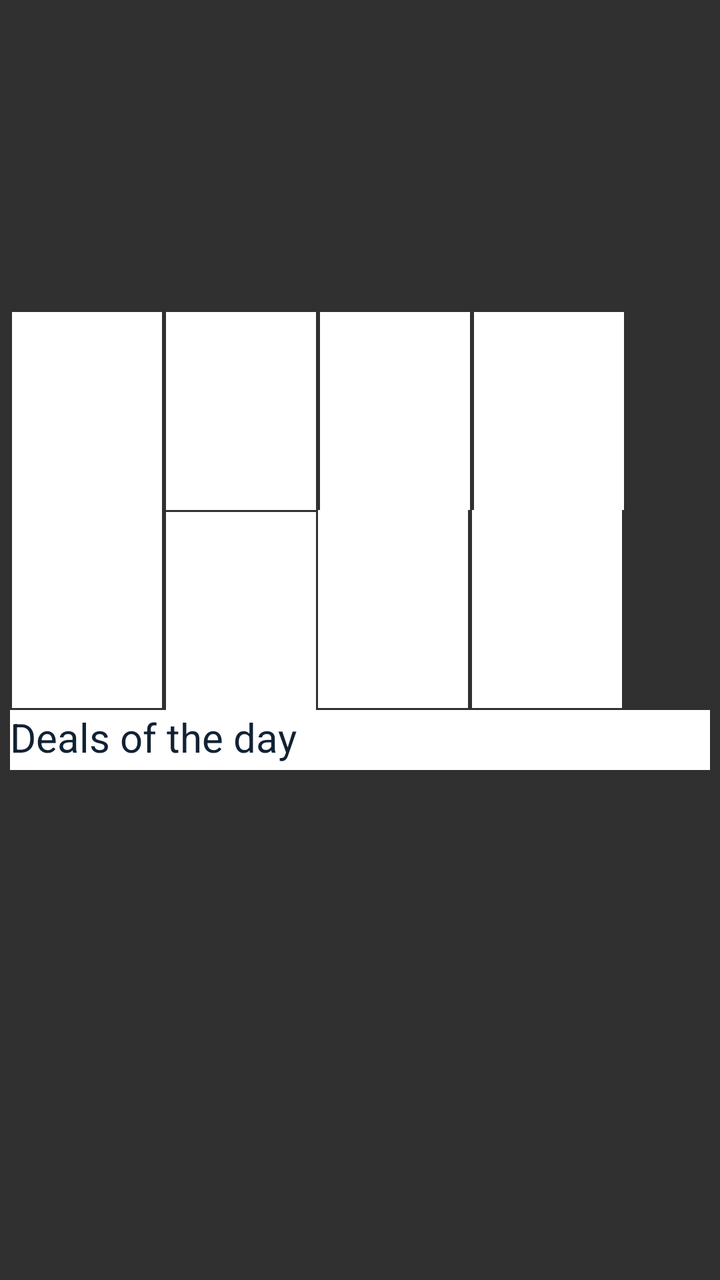
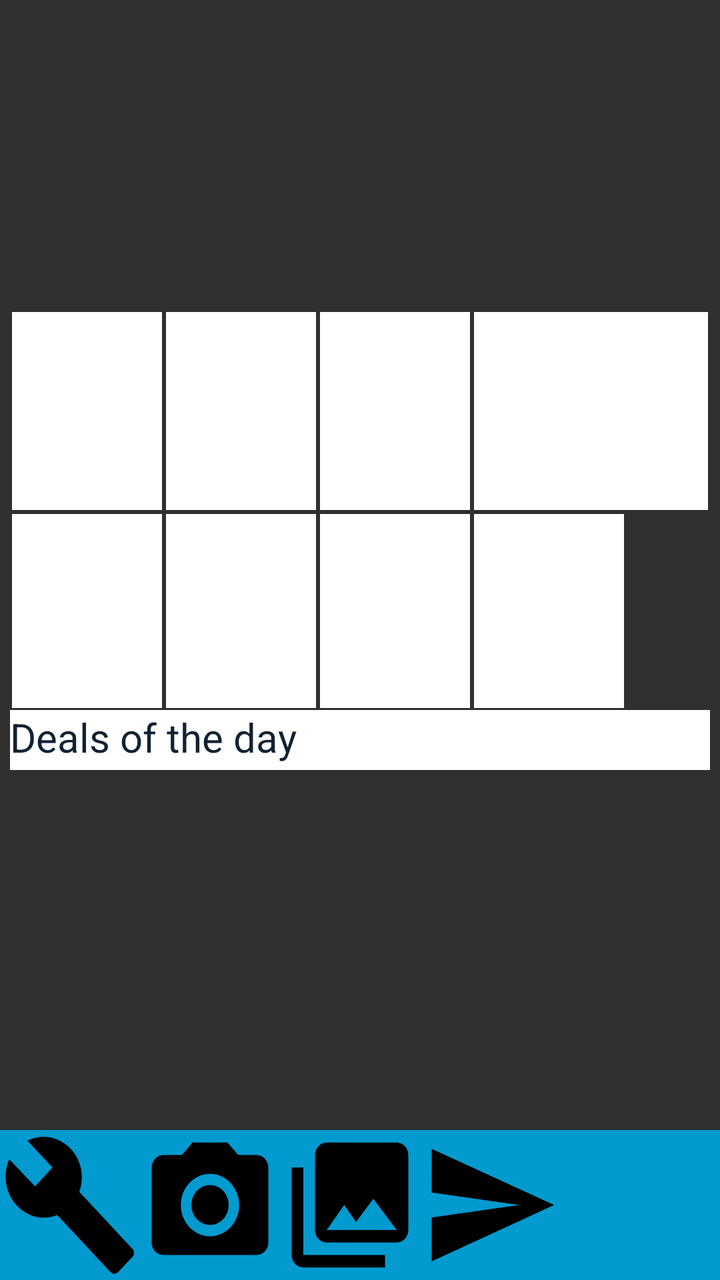

An Android layout rendered at two revisions. The XML below is the earlier revision; the diff shows what the commit changed to produce the second picture.
<!-- AndroidManifest.xml: application theme ThemeOverlay.AppCompat.Dark -->
<!-- res/layout/app_bar_home_screen.xml -->
<?xml version="1.0" encoding="utf-8"?>
<RelativeLayout xmlns:android="http://schemas.android.com/apk/res/android"
    xmlns:app="http://schemas.android.com/apk/res-auto"
    xmlns:tools="http://schemas.android.com/tools"
    android:layout_width="match_parent"
    android:layout_height="match_parent"
    tools:context="com.example.siddhant.pricyfy.homeScreen">

    <RelativeLayout
        android:layout_width="match_parent"
        android:layout_height="wrap_content"
        android:layout_margin="5dp"
        android:layout_marginLeft="8dp"
        android:layout_marginRight="8dp"
        android:background="@color/colorPrimaryDark"
        android:theme="@style/AppTheme.AppBarOverlay"
        app:layout_constraintLeft_toLeftOf="parent"
        app:layout_constraintRight_toRightOf="parent"
        tools:layout_editor_absoluteY="0dp"
        android:id="@+id/relativeLayout">

        <android.support.v7.widget.Toolbar
            android:id="@+id/toolbar"
            android:layout_width="match_parent"
            android:layout_height="?attr/actionBarSize"
            android:background="#123456"
            app:popupTheme="@style/AppTheme.PopupOverlay"
            android:layout_alignParentLeft="true">

            <android.support.v7.widget.SearchView
                android:layout_width="match_parent"
                android:layout_height="match_parent">
            </android.support.v7.widget.SearchView>

        </android.support.v7.widget.Toolbar>

    </RelativeLayout>

    <include
        layout="@layout/content_home_screen"
        android:layout_width="match_parent"
        android:layout_height="wrap_content"
        tools:layout_editor_absoluteX="0dp"
        tools:layout_editor_absoluteY="0dp"
        android:layout_below="@+id/relativeLayout"
        android:layout_alignRight="@+id/relativeLayout"
        android:layout_alignEnd="@+id/relativeLayout"
        android:layout_alignLeft="@+id/relativeLayout"
        android:layout_alignStart="@+id/relativeLayout" />

</RelativeLayout>
<!-- res/layout/content_home_screen.xml (included above) -->
<?xml version="1.0" encoding="utf-8"?>
<ScrollView xmlns:android="http://schemas.android.com/apk/res/android"
    xmlns:app="http://schemas.android.com/apk/res-auto"
    xmlns:tools="http://schemas.android.com/tools"
    tools:context=".homeScreen"
    android:layout_width="match_parent"
    android:layout_height="match_parent"
    android:fillViewport="true">

    <RelativeLayout
        android:layout_width="match_parent"
        android:layout_height="match_parent"
        app:layout_behavior="@string/appbar_scrolling_view_behavior"
        tools:context="com.example.siddhant.pricyfy.homeScreen">


        <android.support.v4.view.ViewPager
            android:id="@+id/view_pager"
            android:layout_width="match_parent"
            android:layout_height="125dp"
            android:layout_alignParentEnd="true"
            android:layout_alignParentRight="true"
            android:layout_alignParentTop="true"
            android:layout_marginBottom="0dp"
            android:clickable="true"
            android:paddingBottom="0dp"
            app:layout_constraintHorizontal_bias="0.0"
            app:layout_constraintLeft_toLeftOf="parent"
            app:layout_constraintRight_toRightOf="parent"
            app:layout_constraintTop_toTopOf="parent">

        </android.support.v4.view.ViewPager>

        <LinearLayout
            android:id="@+id/layoutDots"
            android:layout_width="match_parent"
            android:layout_height="20dp"
            android:layout_alignParentLeft="true"
            android:layout_alignParentStart="true"
            android:layout_below="@+id/view_pager"
            android:layout_marginTop="0dp"
            android:gravity="center"
            android:orientation="horizontal"
            android:paddingBottom="0dp"
            android:paddingTop="0dp"
            app:layout_constraintBottom_toTopOf="parent"
            app:layout_constraintLeft_toRightOf="parent"
            app:layout_constraintRight_toRightOf="parent"
            app:layout_constraintTop_toTopOf="parent"
            app:layout_constraintVertical_bias="0.5" />



        <RelativeLayout
            android:layout_width="match_parent"
            android:layout_height="200dp"
            android:layout_alignParentLeft="true"
            android:layout_alignParentStart="true"
            android:layout_below="@+id/layoutDots"
            android:layout_marginTop="0dp"
            android:id="@+id/relativeLayout2">

            <ImageButton
                android:id="@+id/imageButton5"
                android:layout_width="75dp"
                android:layout_height="99dp"
                android:layout_alignParentBottom="true"
                android:layout_alignParentLeft="true"
                android:layout_alignParentStart="true"
                android:layout_margin="1dp"
                android:layout_marginTop="1dp"
                android:paddingTop="10dp"
                android:background="#ffffff"
                app:srcCompat="@drawable/icon" />

            <ImageButton
                android:id="@+id/imageButton8"
                android:layout_width="75dp"
                android:layout_height="99dp"
                android:layout_alignParentBottom="true"
                android:layout_margin="1dp"
                android:layout_toEndOf="@+id/imageButton6"
                android:layout_toRightOf="@+id/imageButton6"
                android:background="#ffffff"
                app:srcCompat="@drawable/icon" />

            <ImageButton
                android:id="@+id/imageButton7"
                android:layout_width="75dp"
                android:layout_height="99dp"
                android:background="#ffffff"
                app:srcCompat="@drawable/icon"
                android:layout_below="@+id/imageButton2"
                android:layout_alignLeft="@+id/imageButton2"
                android:layout_alignStart="@+id/imageButton2" />

            <ImageButton
                android:id="@+id/imageButton6"
                android:layout_width="75dp"
                android:layout_height="99dp"
                android:layout_alignParentBottom="true"
                android:layout_margin="1dp"
                android:layout_toEndOf="@+id/imageButton7"
                android:layout_toRightOf="@+id/imageButton7"
                android:background="#ffffff"
                app:srcCompat="@drawable/icon" />

            <ImageButton
                android:id="@+id/imageButton4"
                android:layout_width="75dp"
                android:layout_height="99dp"
                android:layout_alignParentTop="true"
                android:layout_margin="1dp"
                android:layout_toEndOf="@+id/imageButton"
                android:layout_toRightOf="@+id/imageButton"
                android:background="#ffffff"
                app:srcCompat="@drawable/icon" />

            <ImageButton
                android:id="@+id/imageButton3"
                android:layout_width="75dp"
                android:layout_height="99dp"
                android:layout_alignParentLeft="true"
                android:layout_alignParentStart="true"
                android:layout_alignParentTop="true"
                android:layout_margin="1dp"
                android:background="#ffffff"
                app:srcCompat="@drawable/icon" />

            <ImageButton
                android:id="@+id/imageButton2"
                android:layout_width="75dp"
                android:layout_height="99dp"
                android:layout_alignParentTop="true"
                android:layout_margin="1dp"
                android:layout_toEndOf="@+id/imageButton3"
                android:layout_toRightOf="@+id/imageButton3"
                android:background="#ffffff"
                app:srcCompat="@drawable/icon" />

            <ImageButton
                android:id="@+id/imageButton"
                android:layout_width="75dp"
                android:layout_height="99dp"
                android:layout_alignParentTop="true"
                android:layout_margin="1dp"
                android:layout_toEndOf="@+id/imageButton2"
                android:layout_toRightOf="@+id/imageButton2"
                android:background="#ffffff"
                app:srcCompat="@drawable/icon" />

        </RelativeLayout>

        <RelativeLayout
            android:id="@+id/deals"
            android:layout_width="match_parent"
            android:layout_height="200dp"
            android:layout_below="@+id/relativeLayout2"
            android:layout_centerHorizontal="true">


            <Button
                android:id="@+id/button"
                android:layout_width="wrap_content"
                android:layout_height="30dp"
                android:layout_alignParentEnd="true"
                android:layout_alignParentRight="true"
                android:layout_alignParentTop="true"
                android:textColor="#112233"
                android:text="Deals of the day"
                android:textAlignment="viewStart"
                android:gravity="start"
                android:background="#ffffff"
                android:elevation="0dp"
                android:textSize="20dp"
                android:layout_alignParentLeft="true"
                android:layout_alignParentStart="true" />

            <HorizontalScrollView
                android:layout_width="match_parent"
                android:layout_height="match_parent"
                android:scrollbars="none"
                android:id="@+id/horizontalScrollView">
                
                <LinearLayout
                    android:layout_width="match_parent"
                    android:layout_height="match_parent"
                    android:orientation="horizontal">
                    
                   <Button
                       android:layout_width="120dp"
                       android:layout_height="fill_parent" />

                    <Button
                        android:layout_width="120dp"
                        android:layout_height="fill_parent" />

                    <Button
                        android:layout_width="120dp"
                        android:layout_height="fill_parent" />

                    <Button
                        android:layout_width="120dp"
                        android:layout_height="fill_parent" />

                    <Button
                        android:layout_width="120dp"
                        android:layout_height="fill_parent" />

                    <Button
                        android:layout_width="120dp"
                        android:layout_height="fill_parent" />

                    <Button
                        android:layout_width="120dp"
                        android:layout_height="fill_parent" />

                    <Button
                        android:layout_width="120dp"
                        android:layout_height="fill_parent" />

                    <Button
                        android:layout_width="120dp"
                        android:layout_height="fill_parent" />

                    <Button
                        android:layout_width="120dp"
                        android:layout_height="fill_parent" />

                    <Button
                        android:layout_width="120dp"
                        android:layout_height="fill_parent" />

                    <Button
                        android:layout_width="120dp"
                        android:layout_height="fill_parent" />

                </LinearLayout>
            </HorizontalScrollView>
        </RelativeLayout>

        <RelativeLayout
            android:id="@+id/ad"
            android:layout_width="match_parent"
            android:layout_height="200dp"
            android:layout_below="@+id/deals">

            <ImageButton
                android:layout_width="match_parent"
                android:layout_height="match_parent" />

        </RelativeLayout>


        <RelativeLayout
            android:layout_width="match_parent"
            android:layout_height="200dp"
            android:layout_alignParentLeft="true"
            android:layout_alignParentStart="true"
            android:layout_below="@+id/ad">

            <Button
                android:id="@+id/buttonDeals"
                android:layout_width="wrap_content"
                android:layout_height="30dp"
                android:layout_alignParentEnd="true"
                android:layout_alignParentLeft="true"
                android:layout_alignParentRight="true"
                android:layout_alignParentStart="true"
                android:layout_alignParentTop="true"
                android:background="#ffffff"
                android:elevation="0dp"
                android:gravity="start"
                android:text="Coupons"
                android:textAlignment="viewStart"
                android:textColor="#112233"
                android:textSize="20dp" />

            <HorizontalScrollView
                android:layout_width="match_parent"
                android:layout_height="match_parent"
                android:scrollbars="none">

                <LinearLayout
                    android:layout_width="match_parent"
                    android:layout_height="match_parent"
                    android:orientation="horizontal">
                        <Button
                            android:layout_width="240dp"
                            android:layout_height="fill_parent" />

                        <Button
                            android:layout_width="240dp"
                            android:layout_height="fill_parent" />

                        <Button
                            android:layout_width="240dp"
                            android:layout_height="fill_parent" />
                </LinearLayout>
            </HorizontalScrollView>
        </RelativeLayout>

        <RelativeLayout
            android:id="@+id/men499"
            android:layout_width="match_parent"
            android:layout_height="200dp"
            android:layout_below="@+id/ad">

            <ImageButton
                android:layout_width="match_parent"
                android:layout_height="match_parent" />

        </RelativeLayout>

        <RelativeLayout
            android:id="@+id/women499"
            android:layout_width="match_parent"
            android:layout_height="200dp"
            android:layout_below="@+id/ad">

            <ImageButton
                android:layout_width="match_parent"
                android:layout_height="match_parent" />

        </RelativeLayout>

    </RelativeLayout>

</ScrollView>
<!-- resources referenced by this layout -->
<resources>
  <color name="colorPrimaryDark">#303F9F</color>
  <!-- drawable icon: png bitmap (drawable, 1266 bytes) -->
  <style name="AppTheme.AppBarOverlay" parent="ThemeOverlay.AppCompat.Dark.ActionBar">
          <item name="drawerArrowStyle">@style/DrawerArrowStyle</item>
          <item name="android:textColorHint">@color/black_overlay</item>
          <item name="android:textColor">@color/black_overlay</item>
      </style>
  <style name="AppTheme.PopupOverlay" parent="ThemeOverlay.AppCompat.Light" />
  <style name="DrawerArrowStyle" parent="Widget.AppCompat.DrawerArrowToggle">
          <item name="color">@android:color/black</item>
      </style>
  <color name="black_overlay">#66000000</color>
</resources>

<!-- the commit's change to res/layout/app_bar_home_screen.xml (unified diff, before → after) -->
@@ -12,24 +12,32 @@
         android:layout_margin="5dp"
         android:layout_marginLeft="8dp"
         android:layout_marginRight="8dp"
-        android:background="@color/colorPrimaryDark"
+        android:background="@color/pricify_blue"
         android:theme="@style/AppTheme.AppBarOverlay"
-        app:layout_constraintLeft_toLeftOf="parent"
-        app:layout_constraintRight_toRightOf="parent"
-        tools:layout_editor_absoluteY="0dp"
-        android:id="@+id/relativeLayout">
+        android:id="@+id/relativeLayout"
+        android:clickable="true"
+        android:gravity="start">
 
         <android.support.v7.widget.Toolbar
             android:id="@+id/toolbar"
             android:layout_width="match_parent"
             android:layout_height="?attr/actionBarSize"
-            android:background="#123456"
+            android:background="#ffffff"
+            app:contentInsetLeft="0dp"
+            app:contentInsetStart="0dp"
+            app:titleTextAppearance="@style/AppTheme"
+            app:contentInsetStartWithNavigation="0dp"
             app:popupTheme="@style/AppTheme.PopupOverlay"
             android:layout_alignParentLeft="true">
 
             <android.support.v7.widget.SearchView
-                android:layout_width="match_parent"
-                android:layout_height="match_parent">
+                android:id="@+id/search_view"
+                android:layout_width="match_parent"
+                app:contentInsetLeft="0dp"
+                app:contentInsetStart="0dp"
+                app:contentInsetStartWithNavigation="0dp"
+                android:layout_height="match_parent"
+                android:layout_alignParentLeft="true">
             </android.support.v7.widget.SearchView>
 
         </android.support.v7.widget.Toolbar>
@@ -47,6 +55,12 @@
         android:layout_alignEnd="@+id/relativeLayout"
         android:layout_alignLeft="@+id/relativeLayout"
         android:layout_alignStart="@+id/relativeLayout" />
+
+    <include
+        layout="@layout/app_footer"
+        android:layout_height="match_parent"
+        android:layout_width="wrap_content" />
+
 
 </RelativeLayout>
 <!-- res/layout/content_home_screen.xml (included above) -->
@@ -112,18 +126,72 @@
             android:layout_marginTop="0dp"
             android:id="@+id/relativeLayout2">
 
+
+            <ImageButton
+                android:id="@+id/imageButton"
+                android:layout_width="75dp"
+                android:layout_height="99dp"
+                android:layout_alignParentTop="true"
+                android:layout_margin="1dp"
+                android:layout_toRightOf="@+id/imageButton2"
+                android:background="#ffffff"
+                app:srcCompat="@drawable/icon"/>
+
+
+            <ImageButton
+                android:id="@+id/imageButton4"
+                android:layout_width="75dp"
+                android:layout_height="99dp"
+                android:layout_alignParentTop="true"
+                android:layout_alignParentRight="true"
+                android:layout_margin="1dp"
+                android:layout_toRightOf="@+id/imageButton"
+                android:background="#ffffff"
+                app:srcCompat="@drawable/icon" />
+
+            <ImageButton
+                android:id="@+id/imageButton3"
+                android:layout_width="75dp"
+                android:layout_height="99dp"
+                android:layout_alignParentLeft="true"
+                android:layout_alignParentTop="true"
+                android:layout_margin="1dp"
+                android:background="#ffffff"
+                app:srcCompat="@drawable/icon" />
+
+            <ImageButton
+                android:id="@+id/imageButton2"
+                android:layout_width="75dp"
+                android:layout_height="99dp"
+                android:layout_alignParentTop="true"
+                android:layout_margin="1dp"
+                android:layout_toRightOf="@+id/imageButton3"
+                android:background="#ffffff"
+                app:srcCompat="@drawable/icon" />
+
             <ImageButton
                 android:id="@+id/imageButton5"
                 android:layout_width="75dp"
                 android:layout_height="99dp"
                 android:layout_alignParentBottom="true"
                 android:layout_alignParentLeft="true"
-                android:layout_alignParentStart="true"
-                android:layout_margin="1dp"
-                android:layout_marginTop="1dp"
-                android:paddingTop="10dp"
-                android:background="#ffffff"
-                app:srcCompat="@drawable/icon" />
+                android:layout_margin="1dp"
+                android:background="#ffffff"
+                android:layout_below="@id/imageButton3"
+                app:srcCompat="@drawable/icon" />
+
+            <ImageButton
+                android:id="@+id/imageButton7"
+                android:layout_width="75dp"
+                android:layout_height="99dp"
+                android:background="#ffffff"
+                app:srcCompat="@drawable/icon"
+                android:layout_margin="1dp"
+                android:layout_below="@+id/imageButton2"
+                android:layout_toRightOf="@id/imageButton5"
+                android:layout_alignParentBottom="true"/>
+
+
 
             <ImageButton
                 android:id="@+id/imageButton8"
@@ -131,20 +199,10 @@
                 android:layout_height="99dp"
                 android:layout_alignParentBottom="true"
                 android:layout_margin="1dp"
-                android:layout_toEndOf="@+id/imageButton6"
                 android:layout_toRightOf="@+id/imageButton6"
                 android:background="#ffffff"
-                app:srcCompat="@drawable/icon" />
-
-            <ImageButton
-                android:id="@+id/imageButton7"
-                android:layout_width="75dp"
-                android:layout_height="99dp"
-                android:background="#ffffff"
-                app:srcCompat="@drawable/icon"
-                android:layout_below="@+id/imageButton2"
-                android:layout_alignLeft="@+id/imageButton2"
-                android:layout_alignStart="@+id/imageButton2" />
+                android:layout_below="@id/imageButton4"
+                app:srcCompat="@drawable/icon" />
 
             <ImageButton
                 android:id="@+id/imageButton6"
@@ -152,52 +210,8 @@
                 android:layout_height="99dp"
                 android:layout_alignParentBottom="true"
                 android:layout_margin="1dp"
-                android:layout_toEndOf="@+id/imageButton7"
+                android:layout_below="@id/imageButton"
                 android:layout_toRightOf="@+id/imageButton7"
-                android:background="#ffffff"
-                app:srcCompat="@drawable/icon" />
-
-            <ImageButton
-                android:id="@+id/imageButton4"
-                android:layout_width="75dp"
-                android:layout_height="99dp"
-                android:layout_alignParentTop="true"
-                android:layout_margin="1dp"
-                android:layout_toEndOf="@+id/imageButton"
-                android:layout_toRightOf="@+id/imageButton"
-                android:background="#ffffff"
-                app:srcCompat="@drawable/icon" />
-
-            <ImageButton
-                android:id="@+id/imageButton3"
-                android:layout_width="75dp"
-                android:layout_height="99dp"
-                android:layout_alignParentLeft="true"
-                android:layout_alignParentStart="true"
-                android:layout_alignParentTop="true"
-                android:layout_margin="1dp"
-                android:background="#ffffff"
-                app:srcCompat="@drawable/icon" />
-
-            <ImageButton
-                android:id="@+id/imageButton2"
-                android:layout_width="75dp"
-                android:layout_height="99dp"
-                android:layout_alignParentTop="true"
-                android:layout_margin="1dp"
-                android:layout_toEndOf="@+id/imageButton3"
-                android:layout_toRightOf="@+id/imageButton3"
-                android:background="#ffffff"
-                app:srcCompat="@drawable/icon" />
-
-            <ImageButton
-                android:id="@+id/imageButton"
-                android:layout_width="75dp"
-                android:layout_height="99dp"
-                android:layout_alignParentTop="true"
-                android:layout_margin="1dp"
-                android:layout_toEndOf="@+id/imageButton2"
-                android:layout_toRightOf="@+id/imageButton2"
                 android:background="#ffffff"
                 app:srcCompat="@drawable/icon" />
 
@@ -232,6 +246,7 @@
                 android:layout_width="match_parent"
                 android:layout_height="match_parent"
                 android:scrollbars="none"
+                android:layout_below="@id/button"
                 android:id="@+id/horizontalScrollView">
                 
                 <LinearLayout
@@ -309,6 +324,7 @@
             android:layout_height="200dp"
             android:layout_alignParentLeft="true"
             android:layout_alignParentStart="true"
+            android:id="@+id/coupons"
             android:layout_below="@+id/ad">
 
             <Button
@@ -331,7 +347,8 @@
             <HorizontalScrollView
                 android:layout_width="match_parent"
                 android:layout_height="match_parent"
-                android:scrollbars="none">
+                android:scrollbars="none"
+                android:layout_below="@id/buttonDeals">
 
                 <LinearLayout
                     android:layout_width="match_parent"
@@ -356,7 +373,7 @@
             android:id="@+id/men499"
             android:layout_width="match_parent"
             android:layout_height="200dp"
-            android:layout_below="@+id/ad">
+            android:layout_below="@+id/coupons">
 
             <ImageButton
                 android:layout_width="match_parent"
@@ -368,7 +385,7 @@
             android:id="@+id/women499"
             android:layout_width="match_parent"
             android:layout_height="200dp"
-            android:layout_below="@+id/ad">
+            android:layout_below="@+id/men499">
 
             <ImageButton
                 android:layout_width="match_parent"
@@ -379,3 +396,53 @@
     </RelativeLayout>
 
 </ScrollView>
+<!-- res/layout/app_footer.xml (included above) -->
+<?xml version="1.0" encoding="utf-8"?>
+<RelativeLayout xmlns:android="http://schemas.android.com/apk/res/android"
+    xmlns:app="http://schemas.android.com/apk/res-auto"
+    android:orientation="vertical" android:layout_width="match_parent"
+    android:layout_height="match_parent">
+
+    <RelativeLayout
+        android:layout_width="match_parent"
+        android:layout_height="wrap_content"
+        android:background="@color/pricify_blue"
+        android:theme="@style/AppTheme.AppBarOverlay"
+        android:id="@+id/footer"
+        android:clickable="true"
+        android:layout_alignParentBottom="true">
+
+        <android.support.v7.widget.Toolbar
+            android:id="@+id/toolbarFooter"
+            android:layout_width="match_parent"
+            android:layout_height="75dp"
+            android:background="@color/pricify_blue"
+            app:popupTheme="@style/AppTheme.PopupOverlay"
+            android:layout_alignParentLeft="true">
+
+            <Button
+                android:layout_width="70dp"
+                android:layout_height="match_parent"
+                android:background="@drawable/ic_menu_manage"/>
+
+            <Button
+                android:layout_width="70dp"
+                android:layout_height="match_parent"
+                android:background="@drawable/ic_menu_camera"/>
+
+            <Button
+                android:layout_width="70dp"
+                android:layout_height="match_parent"
+                android:background="@drawable/ic_menu_gallery"/>
+
+            <Button
+                android:layout_width="70dp"
+                android:layout_height="match_parent"
+                android:background="@drawable/ic_menu_send"/>
+
+        </android.support.v7.widget.Toolbar>
+
+
+    </RelativeLayout>
+
+</RelativeLayout>
<!-- resource entries referenced after the edit -->
@@ -1,16 +1,75 @@
 <!-- resources referenced by this layout -->
 <resources>
+  <color name="pricify_blue">#029ACF</color>
+  <!-- drawable ic_menu_camera (drawable-v21) -->
+  <vector xmlns:android="http://schemas.android.com/apk/res/android"
+      android:width="24dp"
+      android:height="24dp"
+      android:viewportHeight="24.0"
+      android:viewportWidth="24.0">
+      <path
+          android:fillColor="#FF000000"
+          android:pathData="M12,12m-3.2,0a3.2,3.2 0,1 1,6.4 0a3.2,3.2 0,1 1,-6.4 0" />
+      <path
+          android:fillColor="#FF000000"
+          android:pathData="M9,2L7.17,4H4c-1.1,0 -2,0.9 -2,2v12c0,1.1 0.9,2 2,2h16c1.1,0 2,-0.9 2,-2V6c0,-1.1 -0.9,-2 -2,-2h-3.17L15,2H9zm3,15c-2.76,0 -5,-2.24 -5,-5s2.24,-5 5,-5 5,2.24 5,5 -2.24,5 -5,5z" />
+  </vector>
+  <!-- drawable ic_menu_gallery (drawable-v21) -->
+  <vector xmlns:android="http://schemas.android.com/apk/res/android"
+      android:width="24dp"
+      android:height="24dp"
+      android:viewportHeight="24.0"
+      android:viewportWidth="24.0">
+      <path
+          android:fillColor="#FF000000"
+          android:pathData="M22,16V4c0,-1.1 -0.9,-2 -2,-2H8c-1.1,0 -2,0.9 -2,2v12c0,1.1 0.9,2 2,2h12c1.1,0 2,-0.9 2,-2zm-11,-4l2.03,2.71L16,11l4,5H8l3,-4zM2,6v14c0,1.1 0.9,2 2,2h14v-2H4V6H2z" />
+  </vector>
+  <!-- drawable ic_menu_manage (drawable-v21) -->
+  <vector xmlns:android="http://schemas.android.com/apk/res/android"
+      android:width="24dp"
+      android:height="24dp"
+      android:viewportHeight="24.0"
+      android:viewportWidth="24.0">
+      <path
+          android:fillColor="#FF000000"
+          android:pathData="M22.7,19l-9.1,-9.1c0.9,-2.3 0.4,-5 -1.5,-6.9 -2,-2 -5,-2.4 -7.4,-1.3L9,6 6,9 1.6,4.7C0.4,7.1 0.9,10.1 2.9,12.1c1.9,1.9 4.6,2.4 6.9,1.5l9.1,9.1c0.4,0.4 1,0.4 1.4,0l2.3,-2.3c0.5,-0.4 0.5,-1.1 0.1,-1.4z" />
+  </vector>
+  <!-- drawable ic_menu_send (drawable-v21) -->
+  <vector xmlns:android="http://schemas.android.com/apk/res/android"
+      android:width="24dp"
+      android:height="24dp"
+      android:viewportHeight="24.0"
+      android:viewportWidth="24.0">
+      <path
+          android:fillColor="#FF000000"
+          android:pathData="M2.01,21L23,12 2.01,3 2,10l15,2 -15,2z" />
+  </vector>
   <color name="colorPrimaryDark">#303F9F</color>
+  <color name="colorAccent">#FF4081</color>
   <!-- drawable icon: png bitmap (drawable, 1266 bytes) -->
+  <style name="AppTheme" parent="Theme.AppCompat.Light.DarkActionBar">
+          
+          <item name="colorPrimary">@color/colorPrimary</item>
+          <item name="colorPrimaryDark">@color/colorPrimaryDark</item>
+          <item name="colorAccent">@color/colorAccent</item>
+      </style>
   <style name="AppTheme.AppBarOverlay" parent="ThemeOverlay.AppCompat.Dark.ActionBar">
           <item name="drawerArrowStyle">@style/DrawerArrowStyle</item>
           <item name="android:textColorHint">@color/black_overlay</item>
           <item name="android:textColor">@color/black_overlay</item>
+          <item name="android:editTextColor">@color/pure_black</item>
+          <item name="android:gravity">left</item>
+          <item name="android:layout_alignParentLeft">true</item>
       </style>
-  <style name="AppTheme.PopupOverlay" parent="ThemeOverlay.AppCompat.Light" />
+  <style name="AppTheme.PopupOverlay" parent="ThemeOverlay.AppCompat.Light">
+          <item name="android:editTextColor">@android:color/black</item>
+          <item name="android:textColor">@color/black_overlay</item>
+      </style>
+  <color name="colorPrimary">#3F51B5</color>
   <style name="DrawerArrowStyle" parent="Widget.AppCompat.DrawerArrowToggle">
           <item name="color">@android:color/black</item>
       </style>
   <color name="black_overlay">#66000000</color>
+  <color name="pure_black">#000000</color>
 </resources>
 
